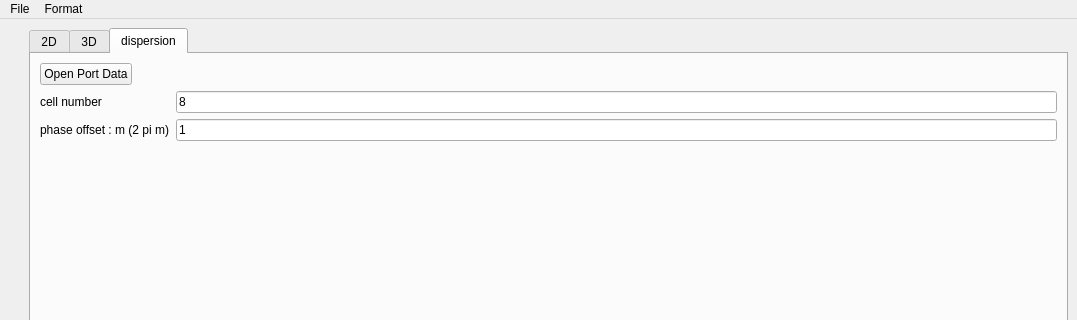
Above: ui/main_window.ui from yn4k4nishi/aemwel_viewer before the change; both pictures show x 0 to 1077 and y 0 to 320 of the 1077 by 759 pixel window. Below: the same form after it.
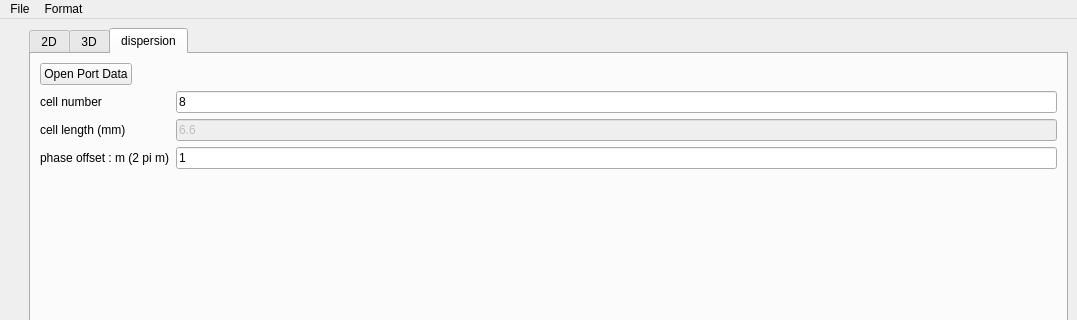
That is the form after the change. The open tabs and pages were chosen to show the change.

Patch:
```diff
--- a/ui/main_window.ui
+++ b/ui/main_window.ui
@@ -476,20 +476,37 @@
               </property>
              </widget>
             </item>
-            <item row="2" column="0">
+            <item row="3" column="0">
              <widget class="QLabel" name="label_9">
               <property name="text">
                <string>phase offset : m (2 pi m)</string>
               </property>
              </widget>
             </item>
-            <item row="2" column="1">
+            <item row="3" column="1">
              <widget class="QLineEdit" name="lineEdit_m">
               <property name="text">
                <string>1</string>
               </property>
              </widget>
             </item>
+            <item row="2" column="0">
+             <widget class="QLabel" name="label_10">
+              <property name="text">
+               <string>cell length (mm)</string>
+              </property>
+             </widget>
+            </item>
+            <item row="2" column="1">
+             <widget class="QLineEdit" name="lineEdit_cell_len">
+              <property name="enabled">
+               <bool>false</bool>
+              </property>
+              <property name="text">
+               <string>6.6</string>
+              </property>
+             </widget>
+            </item>
            </layout>
           </widget>
          </widget>
```
